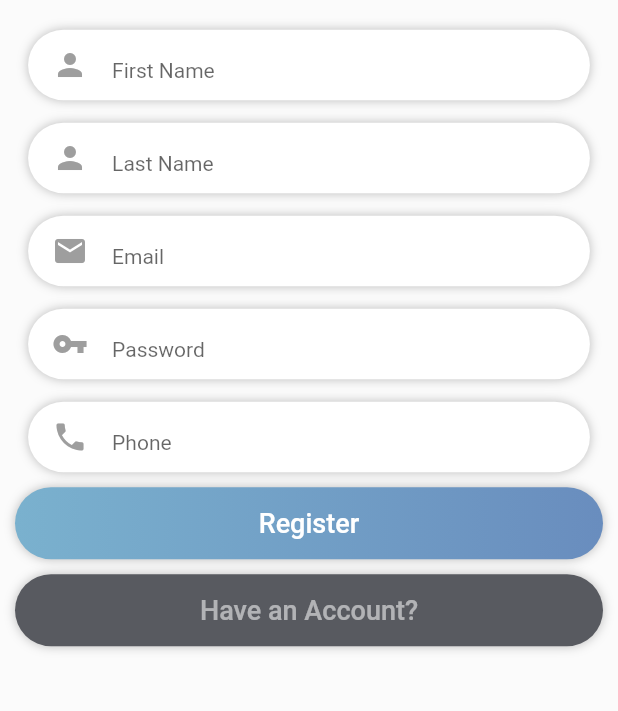
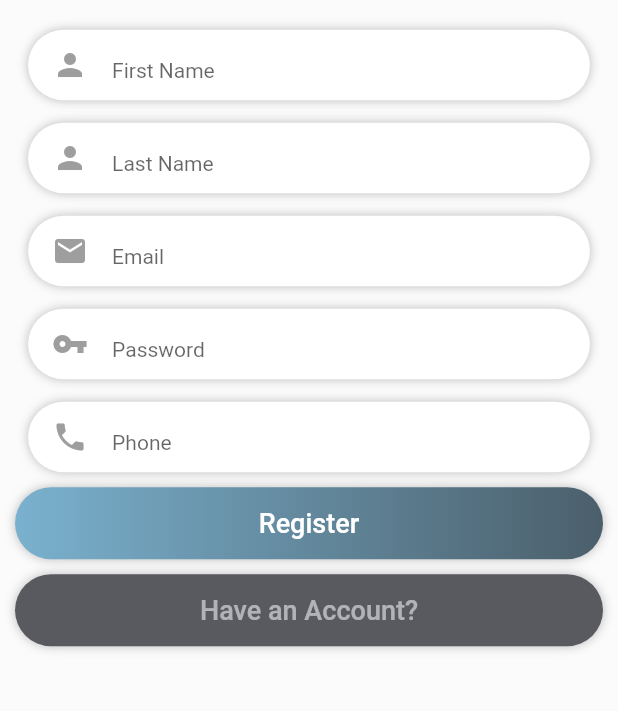
Before and after one commit to anwarabdullahn/saku-mobile, a Flutter app: the screen it shows after launch, after a tap on "Dont Have an Account?", on a phone screen of 412 x 824 dp, the part 165-876 px from its top. Run offline on Flutter 3.47's test engine with Material 2 defaults, Android fonts, the phone set to English and light mode, and no system bars; our stand-ins replace rxdart.

Commit message:
login bloc first setup

```diff
--- a/lib/main.dart
+++ b/lib/main.dart
@@ -1,4 +1,5 @@
 import 'package:flutter/material.dart';
+import 'package:saku_mobile/pages/HomePage.dart';
 import 'package:saku_mobile/pages/RegisterPage.dart';
 import './pages/LoginPage.dart';
 
@@ -11,12 +12,13 @@ class MyApp extends StatelessWidget {
     return MaterialApp(
       title: 'Flutter Demo',
       theme: ThemeData(
-        primarySwatch: Colors.deepPurple,
+        primarySwatch: Colors.blueGrey,
       ),
       debugShowCheckedModeBanner: false,
       routes: {
         '/': (BuildContext context) => LoginPage(),
-        '/register': (BuildContext context) => RegisterPage()
+        '/register': (BuildContext context) => RegisterPage(),
+        '/home': (BuildContext context) => HomePage(),
       },
     );
   }
--- a/lib/pages/LoginPage.dart
+++ b/lib/pages/LoginPage.dart
@@ -1,5 +1,6 @@
 import 'package:flutter/material.dart';
 import 'package:flutter/services.dart';
+import 'package:saku_mobile/bloc/login.dart';
 import 'package:saku_mobile/widgets/Input.dart';
 import '../widgets/button.dart';
 
@@ -19,6 +20,9 @@ class _LoginPage extends State<LoginPage> {
 
   @override
   Widget build(BuildContext context) {
+    void onSubmit(BuildContext context) =>
+        Navigator.pushReplacementNamed(context, '/home');
+
     return Scaffold(
         body: Container(
       color: Colors.white12,
@@ -31,10 +35,7 @@ class _LoginPage extends State<LoginPage> {
                 gradient: LinearGradient(
                   begin: Alignment.topCenter,
                   end: Alignment.bottomCenter,
-                  colors: [
-                    Color(0xFF7AB1CE),
-                    Color(0xFF698DBE),
-                  ],
+                  colors: [Color(0xFF7AB1CE), Color(0xFF4B5F6B)],
                 ),
                 borderRadius:
                     BorderRadius.only(bottomLeft: Radius.circular(90))),
@@ -70,17 +71,21 @@ class _LoginPage extends State<LoginPage> {
               Container(
                 margin: EdgeInsets.only(top: 20),
                 child: Input(
+                    onChange: (e) => loginBloc.emailChange.add(e),
                     inputText: 'Email',
                     inputIcon: Icon(Icons.email, color: Colors.grey),
-                    inputType: TextInputType.emailAddress),
+                    inputType: TextInputType.emailAddress,
+                    stream: loginBloc.emailTxt),
               ),
               Container(
                 margin: EdgeInsets.only(top: 15),
                 child: Input(
+                    onChange: (e) => loginBloc.passwordChange.add(e),
                     inputText: 'Password',
                     inputIcon: Icon(Icons.vpn_key, color: Colors.grey),
                     inputType: TextInputType.emailAddress,
-                    isPassword: true),
+                    isPassword: true,
+                    stream: loginBloc.passwordTxt),
               ),
               Align(
                 alignment: Alignment.centerRight,
@@ -90,7 +95,15 @@ class _LoginPage extends State<LoginPage> {
                   onPressed: () {},
                 ),
               ),
-              Button(text: 'Login', isPrimary: true, onPress: () {}),
+              StreamBuilder<bool>(
+                  stream: loginBloc.submitBtn,
+                  builder: (context, snapshot) {
+                    return Button(
+                        text: 'Login',
+                        isPrimary: true,
+                        onPress: () =>
+                            snapshot.hasData ? onSubmit(context) : null);
+                  }),
               Button(
                   text: 'Dont Have an Account?',
                   onPress: () => Navigator.pushNamed(context, '/register'))
--- a/lib/widgets/Input.dart
+++ b/lib/widgets/Input.dart
@@ -5,12 +5,16 @@ class Input extends StatelessWidget {
   final String inputText;
   final TextInputType inputType;
   final bool isPassword;
+  final Stream stream;
+  final Function onChange;
 
   Input(
       {@required this.inputText,
       @required this.inputIcon,
       this.inputType = TextInputType.text,
-      this.isPassword = false});
+      this.isPassword = false,
+      this.stream,
+      this.onChange});
 
   @override
   Widget build(BuildContext context) {
@@ -25,7 +29,10 @@ class Input extends StatelessWidget {
                 color: Colors.white,
                 boxShadow: [BoxShadow(color: Colors.black26, blurRadius: 5)],
                 borderRadius: BorderRadius.all(Radius.circular(50))),
-            child: TextField(
+            child: StreamBuilder<String>(
+                stream: stream,
+                builder: (context, snapshot) => TextField(
+                      onChanged: onChange,
                       style: TextStyle(fontSize: 14),
                       obscureText: isPassword,
                       keyboardType: inputType,
@@ -34,7 +41,7 @@ class Input extends StatelessWidget {
                           border: InputBorder.none,
                           hintText: inputText,
                           icon: inputIcon),
-            ),
+                    )),
           )
         ],
       ),
--- a/lib/widgets/button.dart
+++ b/lib/widgets/button.dart
@@ -18,7 +18,7 @@ class Button extends StatelessWidget {
             begin: Alignment.centerLeft,
             end: Alignment.centerRight,
             colors: isPrimary
-                ? [Color(0xFF7AB1CE), Color(0xFF698DBE)]
+                ? [Color(0xFF7AB1CE), Color(0xFF4B5F6B)]
                 : [Color(0xFF585A60), Color(0xFF585A60)]),
       ),
       child: Center(
--- a/pubspec.yaml
+++ b/pubspec.yaml
@@ -23,6 +23,7 @@ dependencies:
   # The following adds the Cupertino Icons font to your application.
   # Use with the CupertinoIcons class for iOS style icons.
   cupertino_icons: ^0.1.2
+  rxdart: ^0.21.0
 
 dev_dependencies:
   flutter_test:
```
Also changed, not shown: lib/bloc/login.dart (+16 -2 lines), lib/pages/HomePage.dart (added, +19 -0 lines), lib/validation/login.dart (+7 -0 lines), pubspec.lock. Lines whose indentation alone changed are shown as unchanged.
